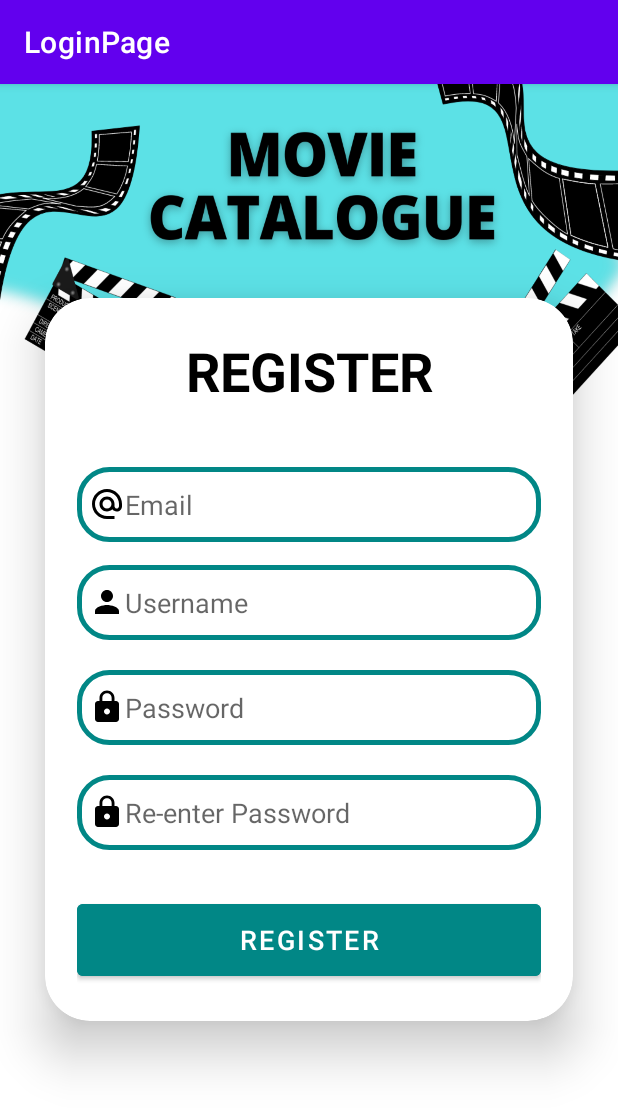
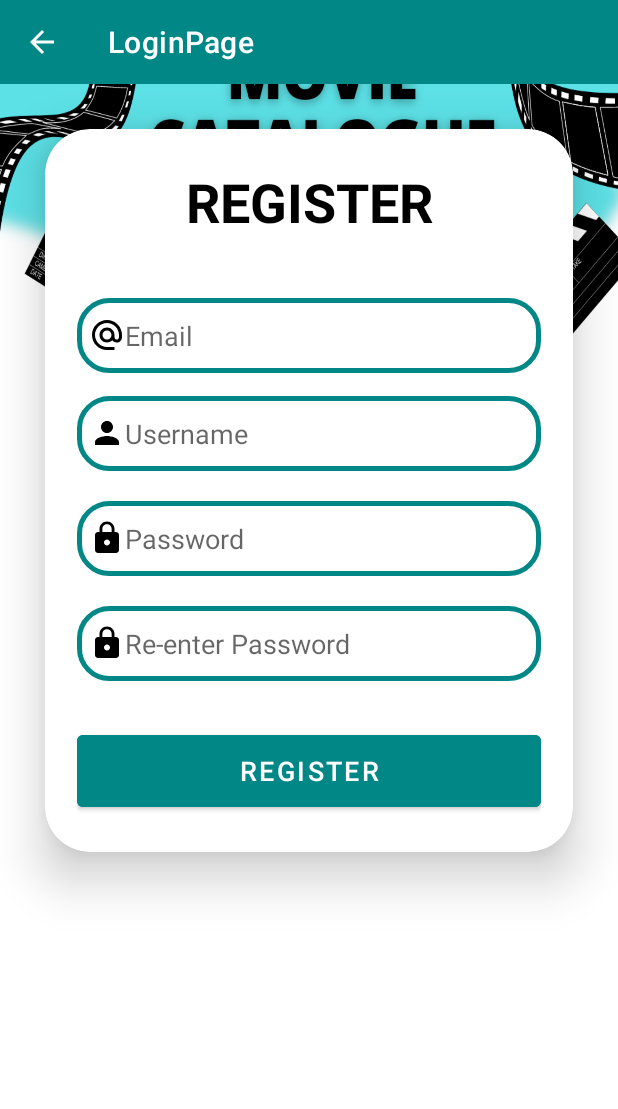
Before and after one commit to RogerSimanjuntak/LoginPageforAndroid, an Android app: the RegisterActivity screen opened directly, with no data from a screen before it, on a phone screen of 412 x 824 dp. Shown: the top 1109 px of the screen. Run offline under Robolectric (Android 15) with nearby library versions, the light colour scheme and no system bars.

Commit message:
update registerbackbar

```diff
--- a/app/src/main/java/com/example/loginpage/MainActivity.java
+++ b/app/src/main/java/com/example/loginpage/MainActivity.java
@@ -33,8 +33,8 @@ public class MainActivity extends AppCompatActivity {
         DbHelper = new DbHelper(this);
 
         TextView daftarText = (TextView)findViewById(R.id.daftarText) ;
-        daftarText.setText(fromHtml("<font>Belum Punya Akun?" +
-                "</font><font color ='#FF000'><i>Segera Daftar Disini</i></font>"));
+        daftarText.setText(fromHtml("<font color ='#000000'>Belum Punya Akun? </font>" +
+                "<font color ='#FF000'><i>Segera Daftar Disini</i></font>"));
         daftarText.setOnClickListener(new View.OnClickListener() {
             @Override
             public void onClick(View v) {
@@ -57,6 +57,7 @@ public class MainActivity extends AppCompatActivity {
             }
         });
 
+
     }
 
 
--- a/app/src/main/java/com/example/loginpage/RegisterActivity.java
+++ b/app/src/main/java/com/example/loginpage/RegisterActivity.java
@@ -3,7 +3,7 @@ package com.example.loginpage;
 import static android.text.Html.fromHtml;
 
 import android.content.ContentValues;
-
+import androidx.appcompat.widget.Toolbar;
 import android.os.Bundle;
 import android.view.View;
 import android.widget.Button;
@@ -72,5 +72,10 @@ public class RegisterActivity extends AppCompatActivity {
                 }
             }
    });
+        Toolbar ToolBarAtas2 = (Toolbar)findViewById(R.id.backToLogin);
+        setSupportActionBar(ToolBarAtas2);
 
+        ToolBarAtas2.setLogoDescription(getResources().getString(R.string.register));
+
+        getSupportActionBar().setDisplayHomeAsUpEnabled(true);
 }}
--- a/app/src/main/java/db/DbHelper.java
+++ b/app/src/main/java/db/DbHelper.java
@@ -69,7 +69,7 @@ public class DbHelper extends SQLiteOpenHelper {
         if(cursor.getCount()>0){
             do {
                 user = new user();
-                user.setId(cursor.getInt(cursor.getColumnIndexOrThrow(row_id)));
+                user.setId(cursor.getString(cursor.getColumnIndexOrThrow(row_id)));
                 user.setEmail(cursor.getString(cursor.getColumnIndexOrThrow(row_email)));
                 user.setName(cursor.getString(cursor.getColumnIndexOrThrow(row_username)));
                 user.setPassword(cursor.getString(cursor.getColumnIndexOrThrow(row_password)));
--- a/app/src/main/res/layout/activity_main.xml
+++ b/app/src/main/res/layout/activity_main.xml
@@ -77,14 +77,14 @@
     <TextView
         android:id="@+id/daftarText"
         android:layout_width="wrap_content"
-        android:layout_height="wrap_content"
+        android:layout_height="32dp"
         android:layout_marginBottom="2dp"
+        android:onClick="toDaftar"
         android:padding="8dp"
         android:text="Belum Punya Akun?"
         android:textAlignment="center"
         android:textColor="@color/white"
-        android:textSize="14sp"
-        android:onClick="toDaftar"/>
+        android:textSize="14sp" />
 
 
 </LinearLayout>
--- a/app/src/main/res/layout/activity_register.xml
+++ b/app/src/main/res/layout/activity_register.xml
@@ -6,8 +6,17 @@
     android:layout_height="match_parent"
     tools:context=".RegisterActivity"
     android:orientation="vertical"
-    android:gravity="center"
+    android:gravity=""
     android:background="@drawable/loginbkg">
+
+    <androidx.appcompat.widget.Toolbar
+        android:id="@+id/backToLogin"
+        android:layout_width="match_parent"
+        android:layout_height="wrap_content"
+        android:background="@color/teal_700"
+        android:minHeight="?attr/actionBarSize"
+        android:textAlignment="center"
+        android:theme="@style/AppTheme.AppBarOverlay" />
 
     <androidx.cardview.widget.CardView
         android:layout_width="match_parent"
--- a/app/src/main/res/values/colors.xml
+++ b/app/src/main/res/values/colors.xml
@@ -8,5 +8,4 @@
     <color name="black">#FF000000</color>
     <color name="white">#FFFFFFFF</color>
     <color name="red">#D83131</color>
-
 </resources>
--- a/app/src/main/res/values/strings.xml
+++ b/app/src/main/res/values/strings.xml
@@ -1,3 +1,4 @@
 <resources>
     <string name="app_name">LoginPage</string>
+    <string name="register">Register</string>
 </resources>
--- a/app/src/main/res/values/themes.xml
+++ b/app/src/main/res/values/themes.xml
@@ -1,6 +1,6 @@
 <resources xmlns:tools="http://schemas.android.com/tools">
     <!-- Base application theme. -->
-    <style name="Theme.LoginPage" parent="Theme.MaterialComponents.DayNight.DarkActionBar">
+    <style name="Theme.LoginPage" parent="Theme.MaterialComponents.DayNight.NoActionBar">
         <!-- Primary brand color. -->
         <item name="colorPrimary">@color/purple_500</item>
         <item name="colorPrimaryVariant">@color/purple_700</item>
@@ -13,4 +13,17 @@
         <item name="android:statusBarColor">?attr/colorPrimaryVariant</item>
         <!-- Customize your theme here. -->
     </style>
+    <style name="AppTheme" parent="Theme.AppCompat.Light.NoActionBar">
+        <!-- Customize your theme here. -->
+        <item name="colorPrimary">@color/white</item>
+        <item name="colorPrimaryDark">@color/black</item>
+        <item name="colorAccent">@color/red</item>
+    </style>
+    <style name="AppTheme.NoActionBar">
+        <item name="windowActionBar">false</item>
+        <item name="windowNoTitle">true</item>
+    </style>
+    <style name="AppTheme.AppBarOverlay" parent="ThemeOverlay.AppCompat.Dark.ActionBar" />
+    <style name="AppTheme.PopupOverlay" parent="ThemeOverlay.AppCompat.Light" />
+
 </resources>
```
Also changed, not shown: app/src/main/AndroidManifest.xml (+7 -1 lines).
